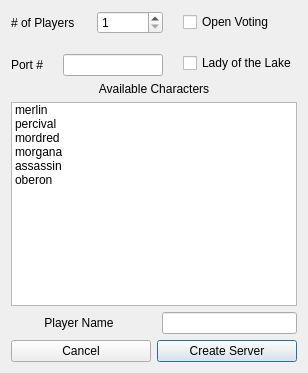
Above: src/gui/createserverwindow.ui from JRandomHacker/CS429-Avalon before the change. Below: the same form after it.
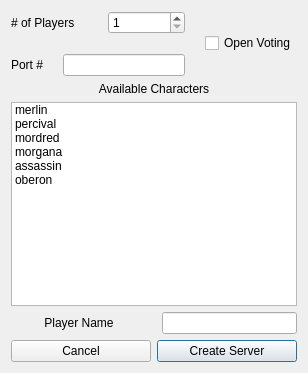
That is the form after the change.

Commit message: Removed option for Lady of the Lake

The edit to the form file:
```diff
--- a/src/gui/createserverwindow.ui
+++ b/src/gui/createserverwindow.ui
@@ -64,13 +64,6 @@
          </property>
         </widget>
        </item>
-       <item>
-        <widget class="QCheckBox" name="cbLady">
-         <property name="text">
-          <string>Lady of the Lake</string>
-         </property>
-        </widget>
-       </item>
       </layout>
      </item>
     </layout>
```
